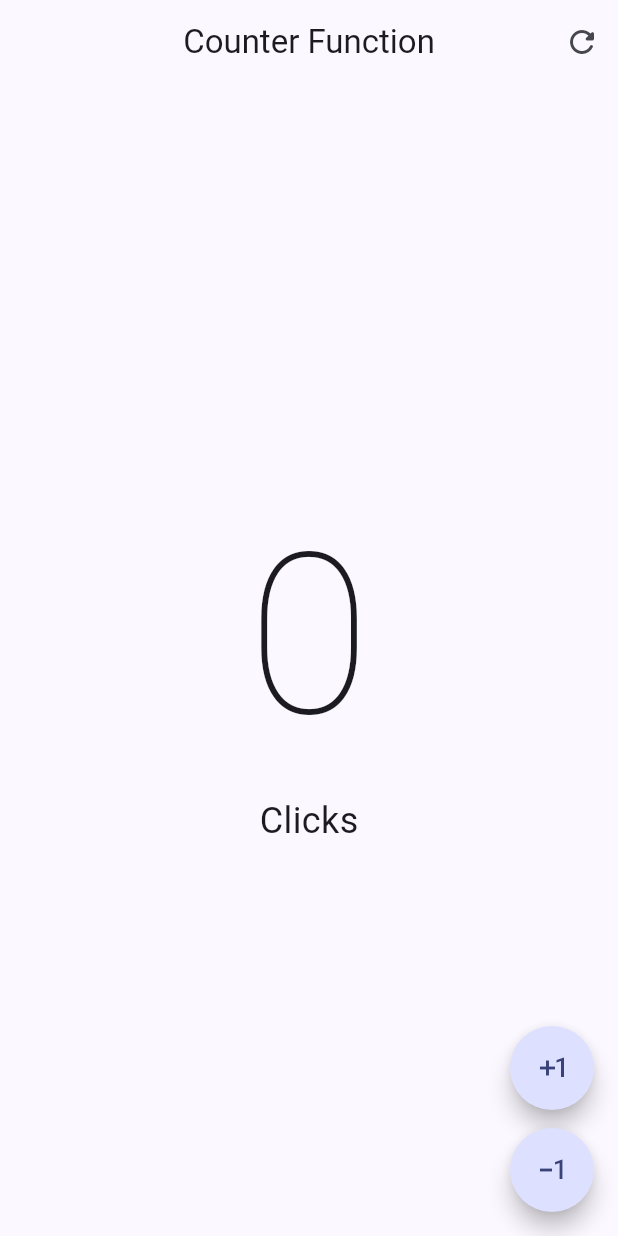
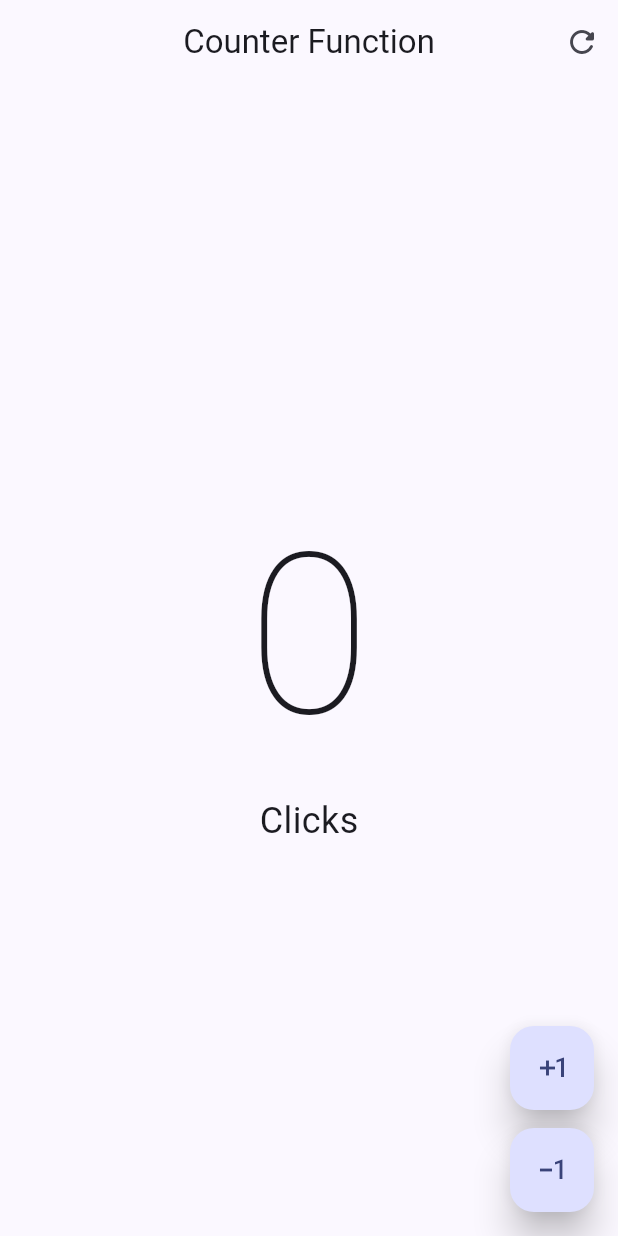
Before and after one commit to luis-sagx/learn-flutter, a Flutter app: the screen it shows after launch, on a phone screen of 412 x 824 dp. Run offline on Flutter 3.47's test engine with Material 3 defaults, Android fonts, the phone set to English and light mode, and no system bars.

Commit message:
widget - custom button

```diff
--- a/mi_app/lib/presentation/screens/counter/counter_function_screen.dart
+++ b/mi_app/lib/presentation/screens/counter/counter_function_screen.dart
@@ -57,7 +57,8 @@ class _CounterFunctionScreenState extends State<CounterFunctionScreen> {
                   clickCounter = 0;
                 }
                 setState(() {});
-                }),
+              },
+            ),
           ],
         ));
   }
@@ -76,7 +77,9 @@ class CustomButton extends StatelessWidget {
   @override
   Widget build(BuildContext context) {
     return FloatingActionButton(
-      shape: const StadiumBorder(), // para hacerlo circular
+      // shape: const StadiumBorder(), // para hacerlo circular
+      enableFeedback: true, // para que haga sonido al presionar
+      elevation: 10, // sombra
       onPressed: onPressed,
       child: Icon(icon),
     );
```
Lines whose indentation alone changed are shown as unchanged.
